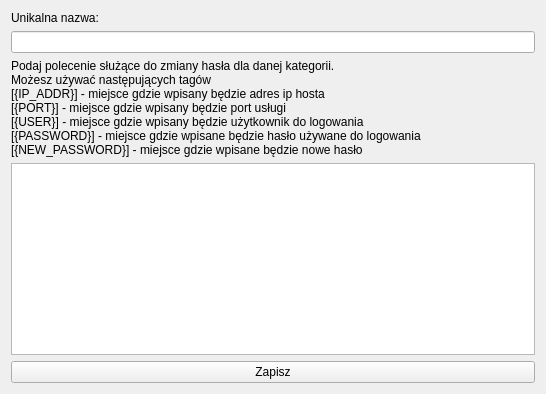
123kubix123/password-manager, file category_add.ui: the form before one commit.
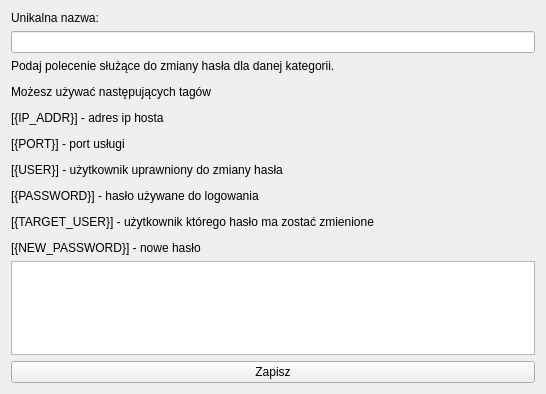
The form after the commit.

The edit to the form file:
```diff
--- a/category_add.ui
+++ b/category_add.ui
@@ -27,13 +27,16 @@
    <item>
     <widget class="QLabel" name="desc_command">
      <property name="text">
-      <string>Podaj polecenie służące do zmiany hasła dla danej kategorii.
-Możesz używać następujących tagów 
-[{IP_ADDR}] - miejsce gdzie wpisany będzie adres ip hosta
-[{PORT}] - miejsce gdzie wpisany będzie port usługi
-[{USER}] - miejsce gdzie wpisany będzie użytkownik do logowania
-[{PASSWORD}] - miejsce gdzie wpisane będzie hasło używane do logowania
-[{NEW_PASSWORD}] - miejsce gdzie wpisane będzie nowe hasło</string>
+      <string>&lt;html&gt;&lt;head/&gt;&lt;body&gt;
+&lt;p&gt;Podaj polecenie służące do zmiany hasła dla danej kategorii.&lt;/p&gt;
+&lt;p&gt;Możesz używać następujących tagów &lt;/p&gt;
+&lt;p&gt;[{IP_ADDR}] - adres ip hosta&lt;/p&gt;
+&lt;p&gt;[{PORT}] - port usługi&lt;/p&gt;
+&lt;p&gt;[{USER}] - użytkownik uprawniony do zmiany hasła&lt;/p&gt;
+&lt;p&gt;[{PASSWORD}] - hasło używane do logowania&lt;/p&gt;
+&lt;p&gt;[{TARGET_USER}] - użytkownik którego hasło ma zostać zmienione&lt;/p&gt;
+&lt;p&gt;[{NEW_PASSWORD}] - nowe hasło&lt;/p&gt;
+&lt;/body&gt;&lt;/html&gt;</string>
      </property>
      <property name="textInteractionFlags">
       <set>Qt::LinksAccessibleByMouse|Qt::TextSelectableByMouse</set>
```
